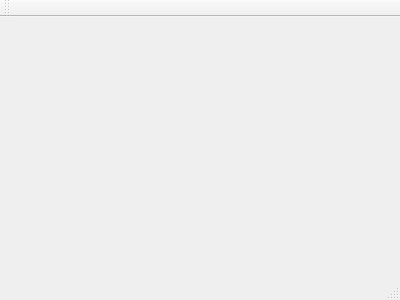
This is mainwindow.ui in mani3kxc/ControllerVisualizer as Qt 5 draws it before an edit. The edited form follows.
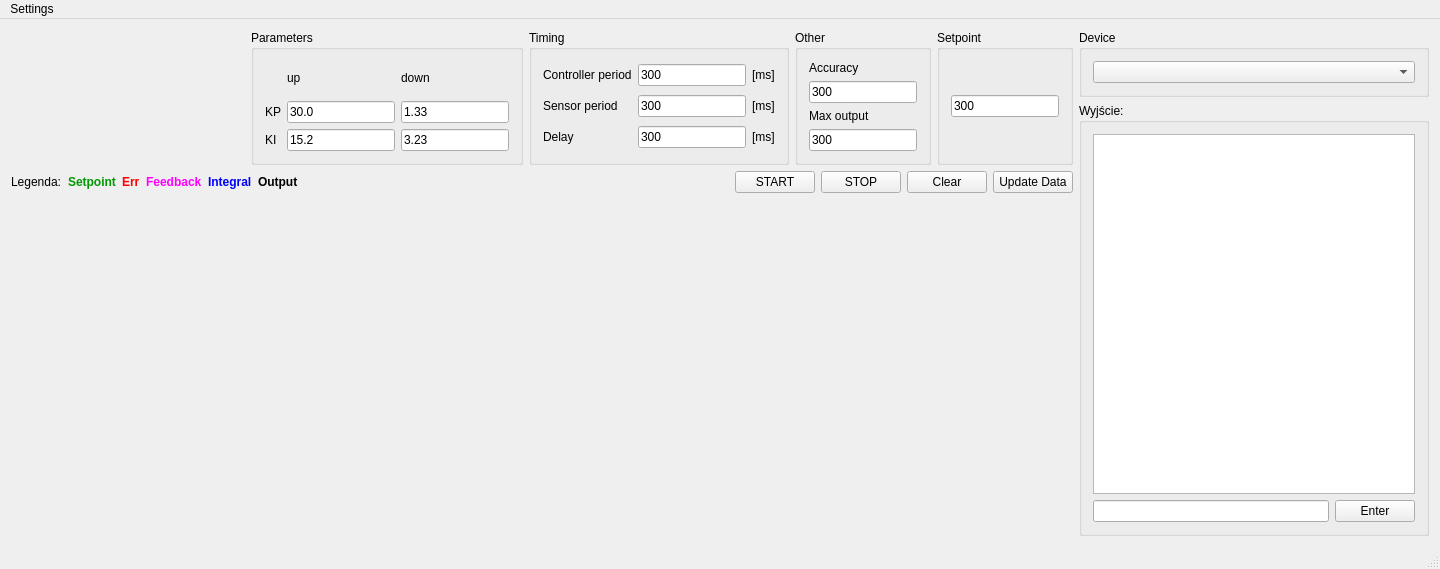
This is the edited form. Custom widgets are drawn as their Qt base class.

Diff of the .ui file:
```diff
--- a/mainwindow.ui
+++ b/mainwindow.ui
@@ -1,24 +1,624 @@
 <ui version="4.0">
  <class>MainWindow</class>
- <widget class="QMainWindow" name="MainWindow" >
-  <property name="geometry" >
+ <widget class="QMainWindow" name="MainWindow">
+  <property name="geometry">
    <rect>
     <x>0</x>
     <y>0</y>
-    <width>400</width>
-    <height>300</height>
+    <width>1440</width>
+    <height>569</height>
    </rect>
   </property>
   <property name="windowTitle" >
    <string>MainWindow</string>
   </property>
-  <widget class="QMenuBar" name="menuBar" />
-  <widget class="QToolBar" name="mainToolBar" />
-  <widget class="QWidget" name="centralWidget" />
-  <widget class="QStatusBar" name="statusBar" />
+  <property name="locale">
+   <locale language="English" country="UnitedKingdom"/>
+  </property>
+  <widget class="QWidget" name="centralWidget">
+   <property name="sizePolicy">
+    <sizepolicy hsizetype="Preferred" vsizetype="Preferred">
+     <horstretch>4</horstretch>
+     <verstretch>0</verstretch>
+    </sizepolicy>
+   </property>
+   <layout class="QGridLayout" name="gridLayout_2" rowstretch="0,0,0,0,0,0" columnstretch="4,0,0">
+    <item row="1" column="2" rowspan="5">
+     <layout class="QVBoxLayout" name="verticalLayout_5" stretch="0,0">
+      <item>
+       <widget class="QGroupBox" name="groupBox_6">
+        <property name="title">
+         <string>Device</string>
+        </property>
+        <layout class="QHBoxLayout" name="horizontalLayout_3">
+         <item>
+          <widget class="QComboBox" name="port"/>
+         </item>
+        </layout>
+       </widget>
+      </item>
+      <item>
+       <widget class="QGroupBox" name="groupBox">
+        <property name="sizePolicy">
+         <sizepolicy hsizetype="Minimum" vsizetype="Minimum">
+          <horstretch>0</horstretch>
+          <verstretch>0</verstretch>
+         </sizepolicy>
+        </property>
+        <property name="minimumSize">
+         <size>
+          <width>350</width>
+          <height>0</height>
+         </size>
+        </property>
+        <property name="title">
+         <string>Wyjście:</string>
+        </property>
+        <layout class="QVBoxLayout" name="verticalLayout_2">
+         <item>
+          <widget class="QPlainTextEdit" name="output">
+           <property name="sizePolicy">
+            <sizepolicy hsizetype="MinimumExpanding" vsizetype="Expanding">
+             <horstretch>0</horstretch>
+             <verstretch>0</verstretch>
+            </sizepolicy>
+           </property>
+           <property name="readOnly">
+            <bool>true</bool>
+           </property>
+           <property name="overwriteMode">
+            <bool>false</bool>
+           </property>
+          </widget>
+         </item>
+         <item>
+          <layout class="QHBoxLayout" name="horizontalLayout">
+           <item>
+            <widget class="QLineEdit" name="commandLine">
+             <property name="text">
+              <string/>
+             </property>
+             <property name="dragEnabled">
+              <bool>false</bool>
+             </property>
+             <property name="placeholderText">
+              <string/>
+             </property>
+            </widget>
+           </item>
+           <item>
+            <widget class="QPushButton" name="enterButton">
+             <property name="text">
+              <string>Enter</string>
+             </property>
+            </widget>
+           </item>
+          </layout>
+         </item>
+        </layout>
+       </widget>
+      </item>
+     </layout>
+    </item>
+    <item row="1" column="0" colspan="2">
+     <layout class="QVBoxLayout" name="verticalLayout_6">
+      <item>
+       <layout class="QGridLayout" name="gridLayout_6" columnstretch="1,0,0,0,0,0">
+        <item row="0" column="3">
+         <widget class="QGroupBox" name="groupBox_3">
+          <property name="title">
+           <string>Timing</string>
+          </property>
+          <layout class="QGridLayout" name="gridLayout_4">
+           <item row="0" column="0">
+            <widget class="QLabel" name="label_6">
+             <property name="text">
+              <string>Controller period</string>
+             </property>
+            </widget>
+           </item>
+           <item row="0" column="2">
+            <widget class="QLabel" name="label_9">
+             <property name="text">
+              <string>[ms]</string>
+             </property>
+            </widget>
+           </item>
+           <item row="1" column="1">
+            <widget class="QLineEdit" name="form_SP2">
+             <property name="text">
+              <string>300</string>
+             </property>
+            </widget>
+           </item>
+           <item row="2" column="0">
+            <widget class="QLabel" name="label_8">
+             <property name="text">
+              <string>Delay</string>
+             </property>
+            </widget>
+           </item>
+           <item row="1" column="2">
+            <widget class="QLabel" name="label_10">
+             <property name="text">
+              <string>[ms]</string>
+             </property>
+            </widget>
+           </item>
+           <item row="0" column="1">
+            <widget class="QLineEdit" name="form_CP">
+             <property name="text">
+              <string>300</string>
+             </property>
+            </widget>
+           </item>
+           <item row="2" column="2">
+            <widget class="QLabel" name="label_11">
+             <property name="text">
+              <string>[ms]</string>
+             </property>
+            </widget>
+           </item>
+           <item row="1" column="0">
+            <widget class="QLabel" name="label_7">
+             <property name="text">
+              <string>Sensor period</string>
+             </property>
+            </widget>
+           </item>
+           <item row="2" column="1">
+            <widget class="QLineEdit" name="form_Delay">
+             <property name="text">
+              <string>300</string>
+             </property>
+            </widget>
+           </item>
+          </layout>
+         </widget>
+        </item>
+        <item row="0" column="4">
+         <widget class="QGroupBox" name="groupBox_4">
+          <property name="title">
+           <string>Other</string>
+          </property>
+          <layout class="QVBoxLayout" name="verticalLayout_3">
+           <item>
+            <widget class="QLabel" name="label_12">
+             <property name="text">
+              <string>Accuracy</string>
+             </property>
+            </widget>
+           </item>
+           <item>
+            <widget class="QLineEdit" name="form_AC">
+             <property name="text">
+              <string>300</string>
+             </property>
+            </widget>
+           </item>
+           <item>
+            <widget class="QLabel" name="label_13">
+             <property name="text">
+              <string>Max output</string>
+             </property>
+            </widget>
+           </item>
+           <item>
+            <widget class="QLineEdit" name="form_MO">
+             <property name="text">
+              <string>300</string>
+             </property>
+            </widget>
+           </item>
+          </layout>
+         </widget>
+        </item>
+        <item row="0" column="5">
+         <widget class="QGroupBox" name="groupBox_5">
+          <property name="title">
+           <string>Setpoint</string>
+          </property>
+          <layout class="QVBoxLayout" name="verticalLayout_4">
+           <item>
+            <widget class="QLineEdit" name="form_SP">
+             <property name="text">
+              <string>300</string>
+             </property>
+            </widget>
+           </item>
+          </layout>
+         </widget>
+        </item>
+        <item row="0" column="0">
+         <layout class="QVBoxLayout" name="verticalLayout_9"/>
+        </item>
+        <item row="0" column="2">
+         <widget class="QGroupBox" name="groupBox_2">
+          <property name="title">
+           <string>Parameters</string>
+          </property>
+          <layout class="QGridLayout" name="gridLayout_3">
+           <item row="1" column="0">
+            <widget class="QLabel" name="label_2">
+             <property name="text">
+              <string>KP</string>
+             </property>
+            </widget>
+           </item>
+           <item row="0" column="2">
+            <widget class="QLabel" name="label_5">
+             <property name="text">
+              <string>down</string>
+             </property>
+            </widget>
+           </item>
+           <item row="2" column="0">
+            <widget class="QLabel" name="label_3">
+             <property name="text">
+              <string>KI</string>
+             </property>
+            </widget>
+           </item>
+           <item row="1" column="2">
+            <widget class="QLineEdit" name="form_kPdown">
+             <property name="text">
+              <string>1.33</string>
+             </property>
+            </widget>
+           </item>
+           <item row="0" column="1">
+            <widget class="QLabel" name="label_4">
+             <property name="text">
+              <string>up</string>
+             </property>
+            </widget>
+           </item>
+           <item row="2" column="1">
+            <widget class="QLineEdit" name="form_kIup">
+             <property name="text">
+              <string>15.2</string>
+             </property>
+            </widget>
+           </item>
+           <item row="1" column="1">
+            <widget class="QLineEdit" name="form_kPup">
+             <property name="text">
+              <string>30.0</string>
+             </property>
+            </widget>
+           </item>
+           <item row="2" column="2">
+            <widget class="QLineEdit" name="form_kIdown">
+             <property name="text">
+              <string>3.23</string>
+             </property>
+            </widget>
+           </item>
+          </layout>
+         </widget>
+        </item>
+       </layout>
+      </item>
+      <item>
+       <layout class="QHBoxLayout" name="horizontalLayout_2" stretch="0,0,0,0,0,0,0,0,0,0,0">
+        <item>
+         <widget class="QLabel" name="label_18">
+          <property name="text">
+           <string>Legenda:</string>
+          </property>
+         </widget>
+        </item>
+        <item>
+         <widget class="QLabel" name="label_17">
+          <property name="palette">
+           <palette>
+            <active>
+             <colorrole role="WindowText">
+              <brush brushstyle="SolidPattern">
+               <color alpha="255">
+                <red>0</red>
+                <green>153</green>
+                <blue>0</blue>
+               </color>
+              </brush>
+             </colorrole>
+            </active>
+            <inactive>
+             <colorrole role="WindowText">
+              <brush brushstyle="SolidPattern">
+               <color alpha="255">
+                <red>0</red>
+                <green>153</green>
+                <blue>0</blue>
+               </color>
+              </brush>
+             </colorrole>
+            </inactive>
+            <disabled>
+             <colorrole role="WindowText">
+              <brush brushstyle="SolidPattern">
+               <color alpha="255">
+                <red>120</red>
+                <green>120</green>
+                <blue>120</blue>
+               </color>
+              </brush>
+             </colorrole>
+            </disabled>
+           </palette>
+          </property>
+          <property name="font">
+           <font>
+            <weight>75</weight>
+            <bold>true</bold>
+           </font>
+          </property>
+          <property name="autoFillBackground">
+           <bool>false</bool>
+          </property>
+          <property name="text">
+           <string>Setpoint</string>
+          </property>
+         </widget>
+        </item>
+        <item>
+         <widget class="QLabel" name="label_16">
+          <property name="palette">
+           <palette>
+            <active>
+             <colorrole role="WindowText">
+              <brush brushstyle="SolidPattern">
+               <color alpha="255">
+                <red>255</red>
+                <green>0</green>
+                <blue>0</blue>
+               </color>
+              </brush>
+             </colorrole>
+            </active>
+            <inactive>
+             <colorrole role="WindowText">
+              <brush brushstyle="SolidPattern">
+               <color alpha="255">
+                <red>255</red>
+                <green>0</green>
+                <blue>0</blue>
+               </color>
+              </brush>
+             </colorrole>
+            </inactive>
+            <disabled>
+             <colorrole role="WindowText">
+              <brush brushstyle="SolidPattern">
+               <color alpha="255">
+                <red>120</red>
+                <green>120</green>
+                <blue>120</blue>
+               </color>
+              </brush>
+             </colorrole>
+            </disabled>
+           </palette>
+          </property>
+          <property name="font">
+           <font>
+            <weight>75</weight>
+            <bold>true</bold>
+           </font>
+          </property>
+          <property name="text">
+           <string>Err</string>
+          </property>
+         </widget>
+        </item>
+        <item>
+         <widget class="QLabel" name="label_15">
+          <property name="palette">
+           <palette>
+            <active>
+             <colorrole role="WindowText">
+              <brush brushstyle="SolidPattern">
+               <color alpha="255">
+                <red>255</red>
+                <green>0</green>
+                <blue>255</blue>
+               </color>
+              </brush>
+             </colorrole>
+            </active>
+            <inactive>
+             <colorrole role="WindowText">
+              <brush brushstyle="SolidPattern">
+               <color alpha="255">
+                <red>255</red>
+                <green>0</green>
+                <blue>255</blue>
+               </color>
+              </brush>
+             </colorrole>
+            </inactive>
+            <disabled>
+             <colorrole role="WindowText">
+              <brush brushstyle="SolidPattern">
+               <color alpha="255">
+                <red>120</red>
+                <green>120</green>
+                <blue>120</blue>
+               </color>
+              </brush>
+             </colorrole>
+            </disabled>
+           </palette>
+          </property>
+          <property name="font">
+           <font>
+            <weight>75</weight>
+            <bold>true</bold>
+           </font>
+          </property>
+          <property name="text">
+           <string>Feedback</string>
+          </property>
+         </widget>
+        </item>
+        <item>
+         <widget class="QLabel" name="label_14">
+          <property name="palette">
+           <palette>
+            <active>
+             <colorrole role="WindowText">
+              <brush brushstyle="SolidPattern">
+               <color alpha="255">
+                <red>0</red>
+                <green>0</green>
+                <blue>255</blue>
+               </color>
+              </brush>
+             </colorrole>
+            </active>
+            <inactive>
+             <colorrole role="WindowText">
+              <brush brushstyle="SolidPattern">
+               <color alpha="255">
+                <red>0</red>
+                <green>0</green>
+                <blue>255</blue>
+               </color>
+              </brush>
+             </colorrole>
+            </inactive>
+            <disabled>
+             <colorrole role="WindowText">
+              <brush brushstyle="SolidPattern">
+               <color alpha="255">
+                <red>120</red>
+                <green>120</green>
+                <blue>120</blue>
+               </color>
+              </brush>
+             </colorrole>
+            </disabled>
+           </palette>
+          </property>
+          <property name="font">
+           <font>
+            <weight>75</weight>
+            <bold>true</bold>
+           </font>
+          </property>
+          <property name="text">
+           <string>Integral</string>
+          </property>
+         </widget>
+        </item>
+        <item>
+         <widget class="QLabel" name="label">
+          <property name="font">
+           <font>
+            <weight>75</weight>
+            <bold>true</bold>
+           </font>
+          </property>
+          <property name="text">
+           <string>Output</string>
+          </property>
+         </widget>
+        </item>
+        <item>
+         <spacer name="horizontalSpacer_2">
+          <property name="orientation">
+           <enum>Qt::Horizontal</enum>
+          </property>
+          <property name="sizeHint" stdset="0">
+           <size>
+            <width>40</width>
+            <height>20</height>
+           </size>
+          </property>
+         </spacer>
+        </item>
+        <item>
+         <widget class="QPushButton" name="startButton">
+          <property name="text">
+           <string>START</string>
+          </property>
+         </widget>
+        </item>
+        <item>
+         <widget class="QPushButton" name="stopButton">
+          <property name="text">
+           <string>STOP</string>
+          </property>
+         </widget>
+        </item>
+        <item>
+         <widget class="QPushButton" name="clearButton">
+          <property name="text">
+           <string>Clear</string>
+          </property>
+         </widget>
+        </item>
+        <item>
+         <widget class="QPushButton" name="refreshButton">
+          <property name="text">
+           <string>Update Data</string>
+          </property>
+         </widget>
+        </item>
+       </layout>
+      </item>
+     </layout>
+    </item>
+    <item row="2" column="0" rowspan="4" colspan="2">
+     <layout class="QHBoxLayout" name="horizontalLayout_4">
+      <item>
+       <widget class="QCustomPlot" name="customPlot" native="true"/>
+      </item>
+     </layout>
+    </item>
+   </layout>
+  </widget>
+  <widget class="QStatusBar" name="statusBar"/>
+  <widget class="QMenuBar" name="menuBar">
+   <property name="geometry">
+    <rect>
+     <x>0</x>
+     <y>0</y>
+     <width>1440</width>
+     <height>21</height>
+    </rect>
+   </property>
+   <widget class="QMenu" name="menuTools">
+    <property name="title">
+     <string>Settings</string>
+    </property>
+    <addaction name="action_refreshPorts"/>
+   </widget>
+   <addaction name="menuTools"/>
+  </widget>
+  <action name="actionNONE">
+   <property name="checkable">
+    <bool>true</bool>
+   </property>
+   <property name="text">
+    <string>NONE</string>
+   </property>
+  </action>
+  <action name="action_refreshPorts">
+   <property name="text">
+    <string>Refresh Ports</string>
+   </property>
+  </action>
  </widget>
- <layoutDefault spacing="6" margin="11" />
- <pixmapfunction></pixmapfunction>
+ <layoutdefault spacing="6" margin="11"/>
+ <customwidgets>
+  <customwidget>
+   <class>QCustomPlot</class>
+   <extends>QWidget</extends>
+   <header>qcustomplot.h</header>
+   <container>1</container>
+  </customwidget>
+ </customwidgets>
  <resources/>
  <connections/>
 </ui>
```
Left out of the diff: 5 changed lines with no effect on the pictures.
